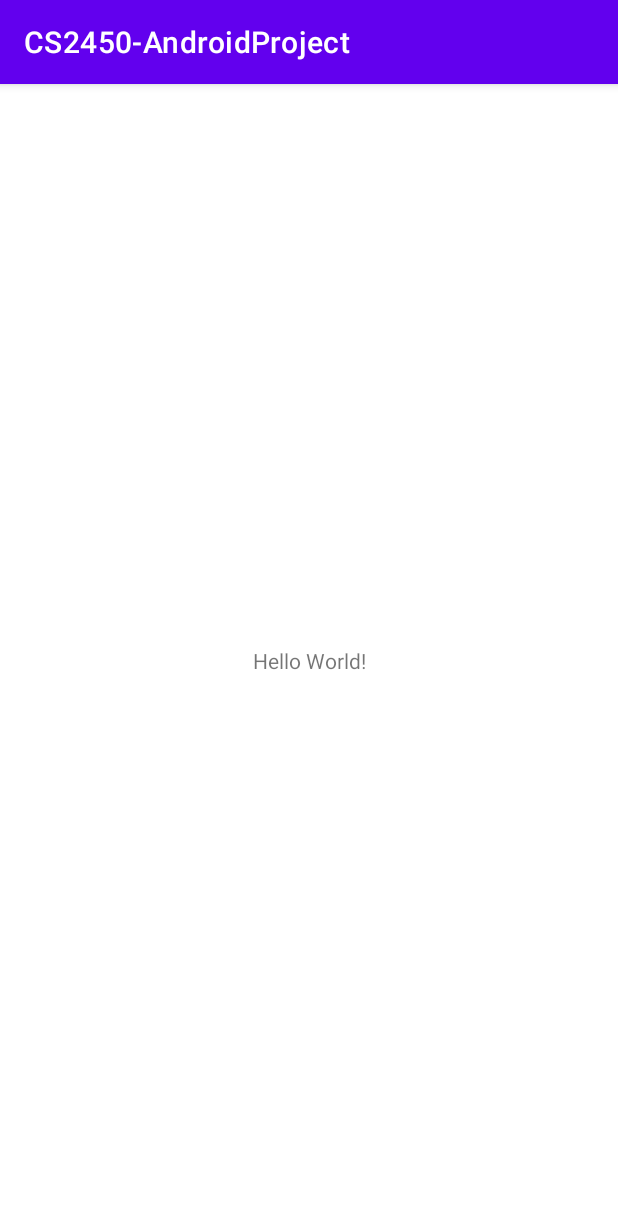
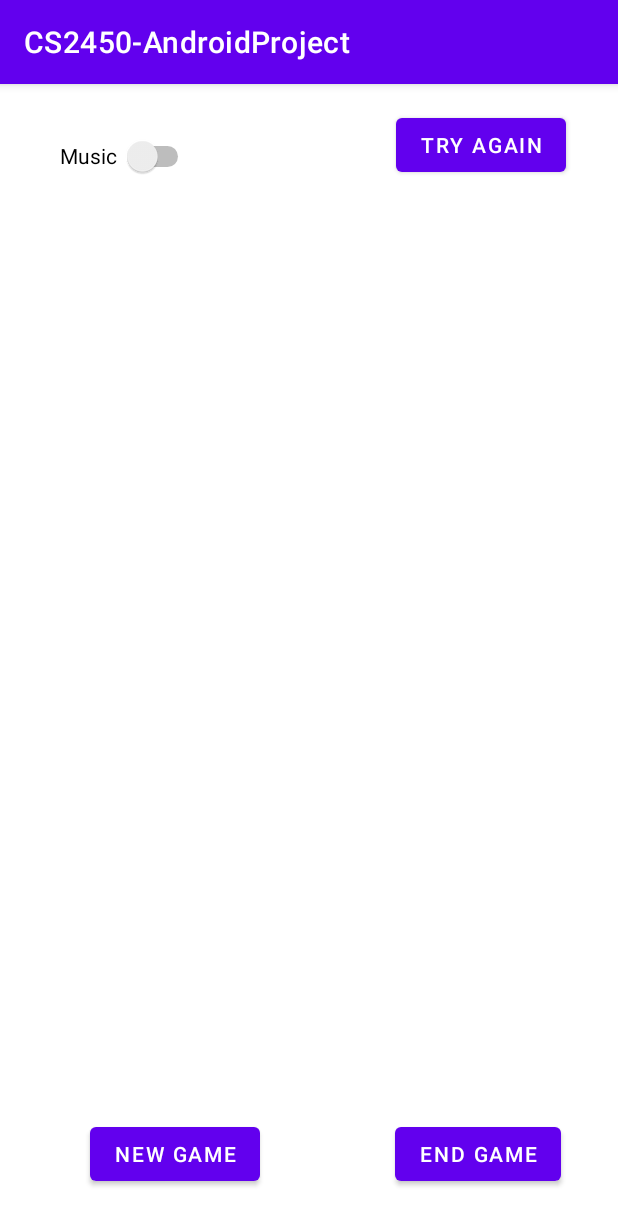
Before and after one commit to StormWolf49/CS2450-AndroidProject, an Android app: the screen it shows after launch (MainActivity), on a phone screen of 412 x 824 dp. Shown: the top 1225 px of the screen. Run offline under Robolectric (Android 15) with nearby library versions, the phone set to English and light mode, and no system bars.

Commit message:
Setting up game screen UI
Feel free change anything about the UI, I'm only setting up certain important components.

```diff
--- a/app/src/main/res/layout/activity_main.xml
+++ b/app/src/main/res/layout/activity_main.xml
@@ -6,13 +6,52 @@
     android:layout_height="match_parent"
     tools:context=".MainActivity">
 
-    <TextView
+    <Switch
+        android:id="@+id/switch1"
+        android:layout_width="89dp"
+        android:layout_height="64dp"
+        android:layout_marginStart="40dp"
+        android:text="@string/music"
+        app:layout_constraintBottom_toBottomOf="parent"
+        app:layout_constraintEnd_toStartOf="@+id/startBtn2"
+        app:layout_constraintHorizontal_bias="0.0"
+        app:layout_constraintStart_toStartOf="parent"
+        app:layout_constraintTop_toTopOf="parent"
+        app:layout_constraintVertical_bias="0.023" />
+
+    <Button
+        android:id="@+id/startBtn2"
         android:layout_width="wrap_content"
         android:layout_height="wrap_content"
-        android:text="Hello World!"
+        android:text="@string/try_again"
+        app:layout_constraintBottom_toTopOf="@+id/startBtn"
+        app:layout_constraintEnd_toEndOf="parent"
+        app:layout_constraintHorizontal_bias="0.885"
+        app:layout_constraintStart_toStartOf="parent"
+        app:layout_constraintTop_toTopOf="parent"
+        app:layout_constraintVertical_bias="0.026" />
+
+    <Button
+        android:id="@+id/endBtn"
+        android:layout_width="wrap_content"
+        android:layout_height="wrap_content"
+        android:text="@string/end"
         app:layout_constraintBottom_toBottomOf="parent"
         app:layout_constraintEnd_toEndOf="parent"
+        app:layout_constraintHorizontal_bias="0.702"
+        app:layout_constraintStart_toEndOf="@+id/startBtn"
+        app:layout_constraintTop_toTopOf="parent"
+        app:layout_constraintVertical_bias="0.957" />
+
+    <Button
+        android:id="@+id/startBtn"
+        android:layout_width="wrap_content"
+        android:layout_height="wrap_content"
+        android:layout_marginStart="60dp"
+        android:text="@string/start"
+        app:layout_constraintBottom_toBottomOf="parent"
         app:layout_constraintStart_toStartOf="parent"
-        app:layout_constraintTop_toTopOf="parent" />
+        app:layout_constraintTop_toTopOf="parent"
+        app:layout_constraintVertical_bias="0.957" />
 
 </androidx.constraintlayout.widget.ConstraintLayout>
--- a/app/src/main/res/values/strings.xml
+++ b/app/src/main/res/values/strings.xml
@@ -1,3 +1,7 @@
 <resources>
     <string name="app_name">CS2450-AndroidProject</string>
+    <string name="end">END GAME</string>
+    <string name="start">NEW GAME</string>
+    <string name="music">Music</string>
+    <string name="try_again">TRY AGAIN</string>
 </resources>
```
